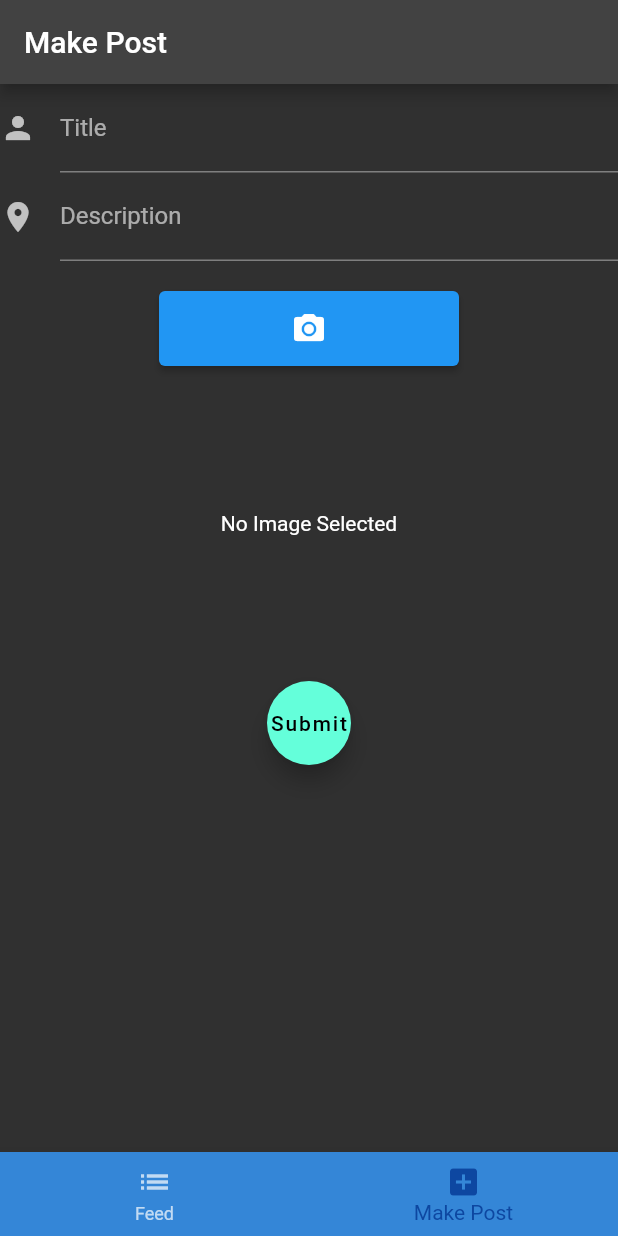
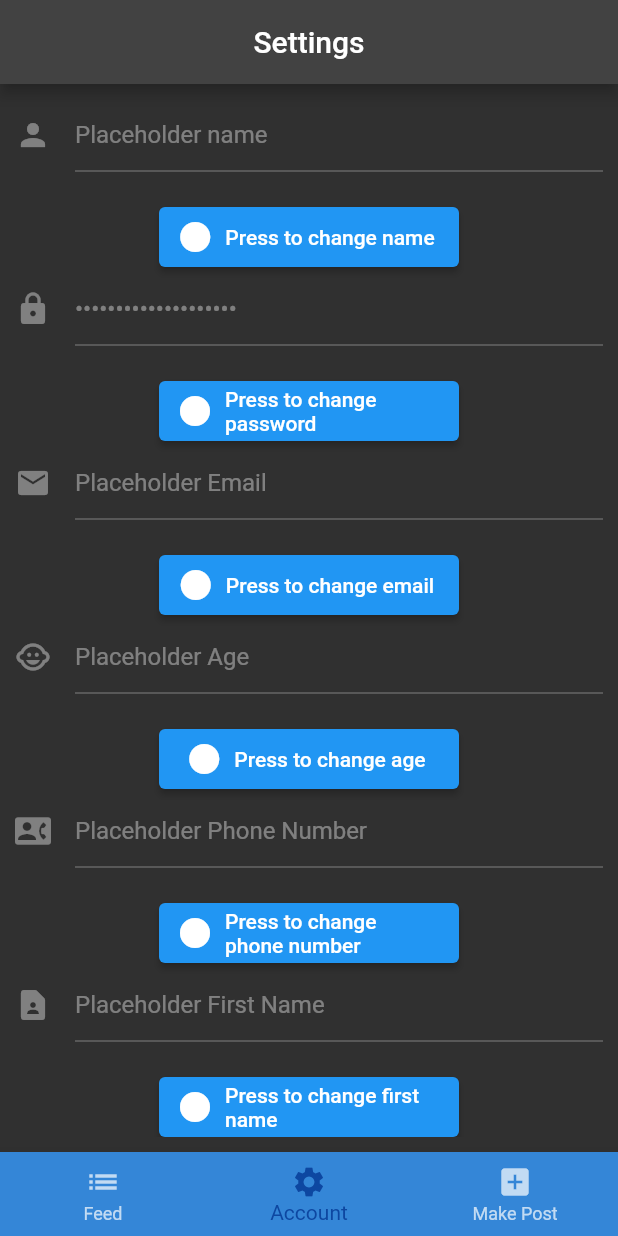
Before and after one commit to VicBVic/gatherer, a Flutter app: the ScaffoldMain screen opened directly, item 2 of the bottom bar chosen, on a phone screen of 412 x 824 dp. Run offline on Flutter 3.47's test engine with Material 2 defaults, Android fonts, the phone set to English and light mode, and no system bars; our stand-ins replace cloud_firestore, firebase_auth, firebase_core, firebase_storage, image_picker; accounts and stored records are empty.

Commit message:
Legare setari user

```diff
--- a/lib/main.dart
+++ b/lib/main.dart
@@ -1,6 +1,5 @@
 import 'dart:developer';
 
-import 'package:flutter_secure_storage/flutter_secure_storage.dart';
 import 'package:flutter/material.dart';
 import 'package:clean_our_cities/scaffold_main.dart';
 import 'package:clean_our_cities/post/postare.dart';
--- a/lib/menus/setari_user.dart
+++ b/lib/menus/setari_user.dart
@@ -7,17 +7,17 @@ import 'package:image_picker/image_picker.dart';
 import 'dart:developer' as developer;
 
 void main(){
-  runApp(const MyApp());
+  runApp(const Settings());
 }
 
-class MyApp extends StatefulWidget {
-  const MyApp({Key? key}) : super(key: key);
+class Settings extends StatefulWidget {
+  const Settings({Key? key}) : super(key: key);
 
   @override
   _MyAppState createState() => _MyAppState();
 }
 
-class _MyAppState extends State<MyApp> {
+class _MyAppState extends State<Settings> {
 
   bool enableName = false;
   bool enablePassword = false;
@@ -69,7 +69,12 @@ class _MyAppState extends State<MyApp> {
     });
   }
 
+  _getText(){
+
+  }
+
   TextEditingController _controller = TextEditingController();
+
   @override
   Widget build(BuildContext context) {
     return MaterialApp(
--- a/lib/navigation_bar_main.dart
+++ b/lib/navigation_bar_main.dart
@@ -27,6 +27,12 @@ class _NavigationBarMainState extends State<NavigationBarMain> {
 
         ),
         BottomNavigationBarItem(
+          icon: Icon(Icons.settings),
+          backgroundColor: Theme.of(context).colorScheme.secondary,
+          label:"Account",
+
+        ),
+        BottomNavigationBarItem(
           icon: Icon(Icons.add_box),
           backgroundColor: Theme.of(context).colorScheme.secondary,
           label:"Make Post",
--- a/lib/scaffold_main.dart
+++ b/lib/scaffold_main.dart
@@ -3,6 +3,7 @@ import 'package:flutter/material.dart';
 import 'package:clean_our_cities/post/postare.dart';
 import 'package:clean_our_cities/menus/creeaza_postare.dart';
 import 'package:clean_our_cities/menus/main_feed.dart';
+import 'package:clean_our_cities/menus/setari_user.dart';
 
 class ScaffoldMain extends StatefulWidget {
   const ScaffoldMain({Key? key}) : super(key: key);
@@ -13,7 +14,7 @@ class ScaffoldMain extends StatefulWidget {
 
 class _ScaffoldMainState extends State<ScaffoldMain> {
 
-  var menus=[MainFeed(),CreearePostare()];
+  var menus=[MainFeed(),Settings(),CreearePostare()];
 
   int currentIndex=0;
   int getIndex(){
```
Also changed, not shown: pubspec.lock.
